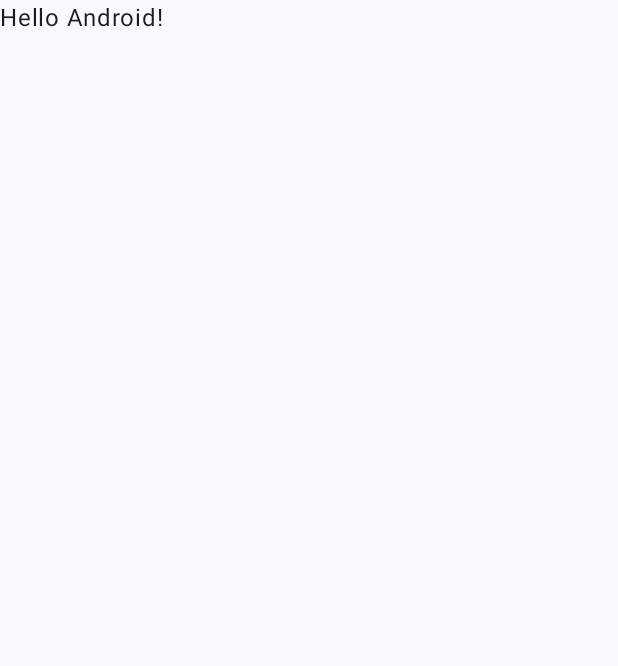
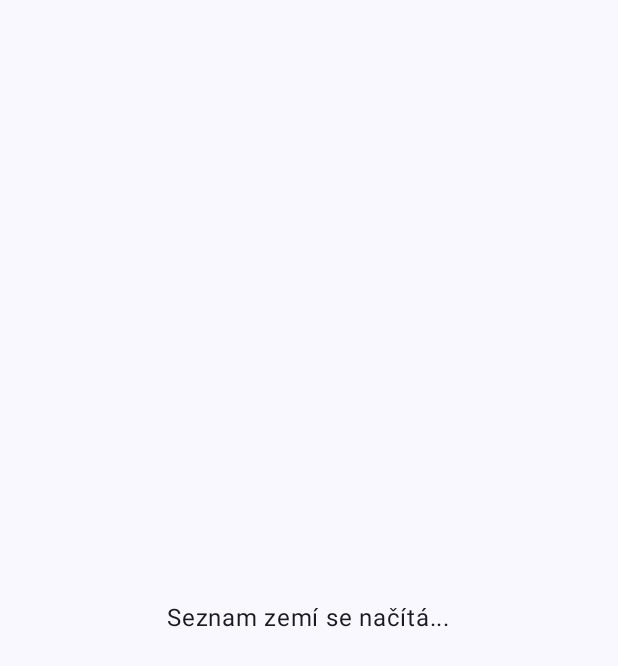
Before and after one commit to FilipSedlar/ZaverecnyProjekt, an Android app built with Jetpack Compose: the screen it shows after launch (MainActivity), on a phone screen of 412 x 824 dp. Before the commit the part shown is almost empty. Shown: the top 666 px of the screen. Run offline under Robolectric (Android 15) with nearby library versions, the phone set to English and light mode, and no system bars.

Commit message:
7. commit - úpravy

```diff
--- a/app/src/main/java/com/example/zaverecnyprojekt/MainActivity.kt
+++ b/app/src/main/java/com/example/zaverecnyprojekt/MainActivity.kt
@@ -3,45 +3,28 @@ package com.example.zaverecnyprojekt
 import android.os.Bundle
 import androidx.activity.ComponentActivity
 import androidx.activity.compose.setContent
-import androidx.activity.enableEdgeToEdge
 import androidx.compose.foundation.layout.fillMaxSize
-import androidx.compose.foundation.layout.padding
-import androidx.compose.material3.Scaffold
-import androidx.compose.material3.Text
+import androidx.compose.material3.MaterialTheme
+import androidx.compose.material3.Surface
 import androidx.compose.runtime.Composable
 import androidx.compose.ui.Modifier
-import androidx.compose.ui.tooling.preview.Preview
 import com.example.zaverecnyprojekt.ui.theme.ZaverecnyProjektTheme
+import com.example.zaverecnyprojekt.view.CountryListScreen
 
 class MainActivity : ComponentActivity() {
     override fun onCreate(savedInstanceState: Bundle?) {
         super.onCreate(savedInstanceState)
-        enableEdgeToEdge()
         setContent {
             ZaverecnyProjektTheme {
-                Scaffold(modifier = Modifier.fillMaxSize()) { innerPadding ->
-                    Greeting(
-                        name = "Android",
-                        modifier = Modifier.padding(innerPadding)
-                    )
+                // Povrch pro vykreslení aplikace
+                Surface(
+                    modifier = Modifier.fillMaxSize(),
+                    color = MaterialTheme.colorScheme.background
+                ) {
+                    // Hlavní obrazovka aplikace
+                    CountryListScreen()
                 }
             }
         }
     }
 }
-
-@Composable
-fun Greeting(name: String, modifier: Modifier = Modifier) {
-    Text(
-        text = "Hello $name!",
-        modifier = modifier
-    )
-}
-
-@Preview(showBackground = true)
-@Composable
-fun GreetingPreview() {
-    ZaverecnyProjektTheme {
-        Greeting("Android")
-    }
-}
--- a/app/src/main/java/com/example/zaverecnyprojekt/model/Coutnry.kt
+++ b/app/src/main/java/com/example/zaverecnyprojekt/model/Country.kt
@@ -1,6 +1,6 @@
 package com.example.zaverecnyprojekt.model
 
-data class Coutnry(
+data class Country(
     val name: Name,
     val capital: List<String>?,
     val region: String,
--- /dev/null
+++ b/app/src/main/java/com/example/zaverecnyprojekt/view/CountryListScreen.kt
@@ -0,0 +1,18 @@
+package com.example.zaverecnyprojekt.view
+
+import androidx.compose.foundation.layout.Box
+import androidx.compose.foundation.layout.fillMaxSize
+import androidx.compose.material3.Text
+import androidx.compose.runtime.Composable
+import androidx.compose.ui.Alignment
+import androidx.compose.ui.Modifier
+
+@Composable
+fun CountryListScreen() {
+    Box(
+        modifier = Modifier.fillMaxSize(),
+        contentAlignment = Alignment.Center
+    ) {
+        Text(text = "Seznam zemí se načítá...")
+    }
+}
```
Also changed, not shown: app/src/main/java/com/example/zaverecnyprojekt/network/CountryApiService.kt (+3 -6 lines), app/src/main/java/com/example/zaverecnyprojekt/network/RetrofitClient.kt (added, +20 -0 lines).
